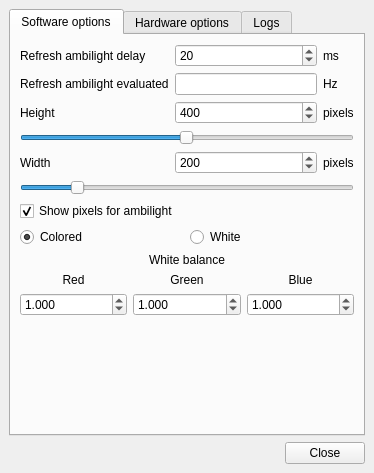
Qt form Software/src/mainwindow.ui (Atarity/Lightpack) before a commit.
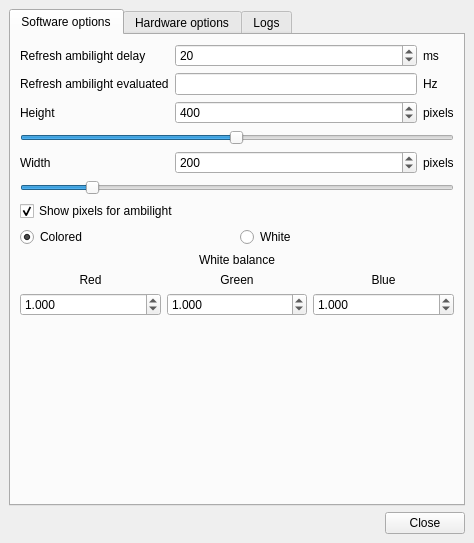
The same form after that commit. The open tabs and pages were chosen to show the change. Icons and pictures are not drawn.

Commit message: Software: bugfix with first tab in settings window (this was QWidget - GrabDesktopWindowLeds)

Diff of the .ui file:
```diff
--- a/Software/src/mainwindow.ui
+++ b/Software/src/mainwindow.ui
@@ -7,8 +7,8 @@
    <rect>
     <x>0</x>
     <y>0</y>
-    <width>374</width>
-    <height>473</height>
+    <width>474</width>
+    <height>543</height>
    </rect>
   </property>
   <property name="windowTitle">
@@ -22,7 +22,7 @@
    <locale language="English" country="UnitedStates"/>
   </property>
   <widget class="QWidget" name="centralwidget">
-   <layout class="QVBoxLayout" name="verticalLayout">
+   <layout class="QVBoxLayout" name="verticalLayout_2">
     <item>
      <widget class="QTabWidget" name="tabWidget">
       <property name="tabPosition">
@@ -41,7 +41,7 @@
        <attribute name="title">
         <string>Software options</string>
        </attribute>
-       <layout class="QVBoxLayout" name="verticalLayout_2">
+       <layout class="QVBoxLayout" name="verticalLayout">
         <item>
          <layout class="QGridLayout" name="gridLayout" rowstretch="0,0,0,0,0,0,0,0" rowminimumheight="0,0,0,0,0,0,0,0">
           <item row="0" column="0">
@@ -313,9 +313,7 @@
             </property>
            </widget>
           </item>
-         </layout>
-        </item>
-        <item>
+          <item row="3" column="1">
          <spacer name="verticalSpacer">
           <property name="orientation">
            <enum>Qt::Vertical</enum>
@@ -327,6 +325,8 @@
            </size>
           </property>
          </spacer>
+          </item>
+         </layout>
         </item>
        </layout>
       </widget>
```
Left out of the diff: 2 changed lines with no effect on the pictures. Lines whose indentation alone changed are shown as unchanged. The commit also changes 1 other file.
